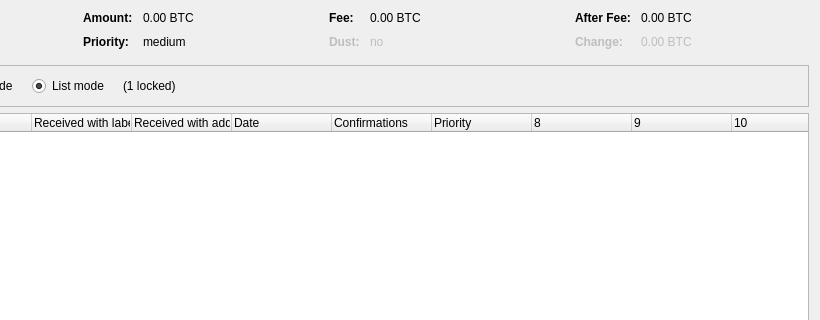
The window that src/qt/forms/coincontroldialog.ui (hideoussquid/aureus-13-gui) describes before a commit, drawn with Qt 5; both pictures show x 180 to 1000 and y 0 to 320 of the 1000 by 500 pixel window.
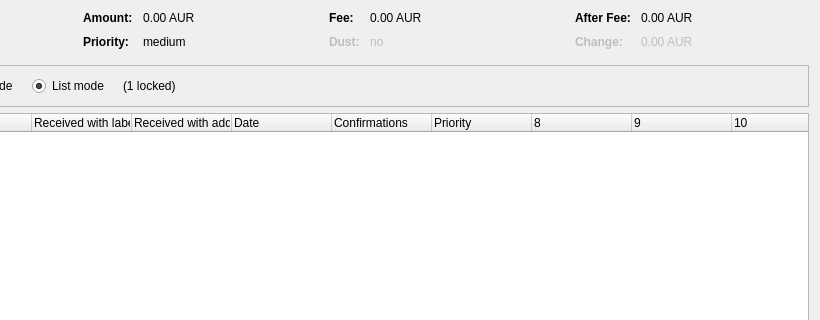
The same window after the commit. Custom widgets are drawn as their Qt base class.

What changed in the file:
```diff
--- a/src/qt/forms/coincontroldialog.ui
+++ b/src/qt/forms/coincontroldialog.ui
@@ -132,7 +132,7 @@
           <enum>Qt::ActionsContextMenu</enum>
          </property>
          <property name="text">
-          <string notr="true">0.00 BTC</string>
+          <string notr="true">0.00 AUR</string>
          </property>
          <property name="textInteractionFlags">
           <set>Qt::LinksAccessibleByMouse|Qt::TextSelectableByKeyboard|Qt::TextSelectableByMouse</set>
@@ -206,7 +206,7 @@
           <enum>Qt::ActionsContextMenu</enum>
          </property>
          <property name="text">
-          <string notr="true">0.00 BTC</string>
+          <string notr="true">0.00 AUR</string>
          </property>
          <property name="textInteractionFlags">
           <set>Qt::LinksAccessibleByMouse|Qt::TextSelectableByKeyboard|Qt::TextSelectableByMouse</set>
@@ -286,7 +286,7 @@
           <enum>Qt::ActionsContextMenu</enum>
          </property>
          <property name="text">
-          <string notr="true">0.00 BTC</string>
+          <string notr="true">0.00 AUR</string>
          </property>
          <property name="textInteractionFlags">
           <set>Qt::LinksAccessibleByMouse|Qt::TextSelectableByKeyboard|Qt::TextSelectableByMouse</set>
@@ -321,7 +321,7 @@
           <enum>Qt::ActionsContextMenu</enum>
          </property>
          <property name="text">
-          <string notr="true">0.00 BTC</string>
+          <string notr="true">0.00 AUR</string>
          </property>
          <property name="textInteractionFlags">
           <set>Qt::LinksAccessibleByMouse|Qt::TextSelectableByKeyboard|Qt::TextSelectableByMouse</set>
```
